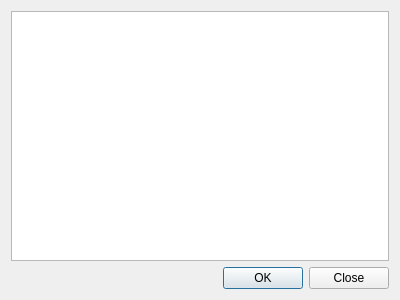
First picture: the form in historydialog.ui, repository NazakatUmrani/Number-System-Converter-with-Big-Numbers-Handling-GUI-Qt, before the edit.
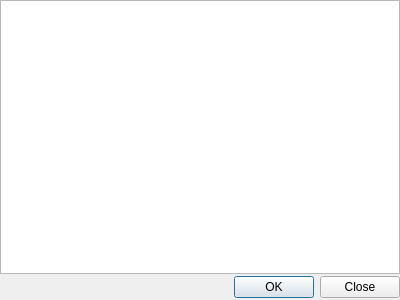
Second picture: the form after the edit.

What changed in the file:
```diff
--- a/historydialog.ui
+++ b/historydialog.ui
@@ -23,6 +23,21 @@
    <string>Dialog</string>
   </property>
   <layout class="QVBoxLayout" name="verticalLayout">
+   <property name="spacing">
+    <number>2</number>
+   </property>
+   <property name="leftMargin">
+    <number>0</number>
+   </property>
+   <property name="topMargin">
+    <number>0</number>
+   </property>
+   <property name="rightMargin">
+    <number>0</number>
+   </property>
+   <property name="bottomMargin">
+    <number>2</number>
+   </property>
    <item>
     <widget class="QTextBrowser" name="HistoryTextBox">
      <property name="sizePolicy">
```
